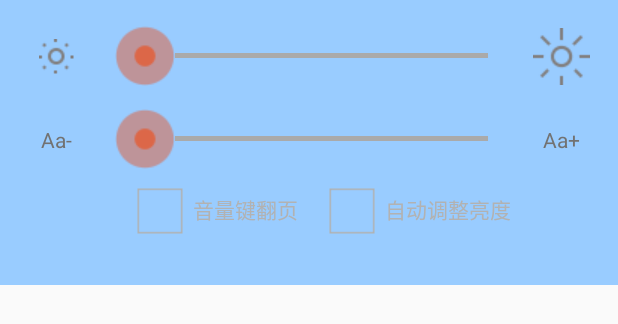
After one commit to laizhiping/teamwork, an Android app: the layout layout_edit_set.xml on its own in the app's theme, with its tools: preview values and no code run, on a phone screen of 412 x 824 dp. The commit adds this screen. Shown: the top 324 px of the screen. Run offline under Robolectric (Android 15) with nearby library versions, the phone set to English and light mode, and no system bars.

Commit message:
字体设置布局

```diff
--- a/MindPicking/app/src/main/java/com/example/acer/mindpicking/AlbumActivity.java
+++ b/MindPicking/app/src/main/java/com/example/acer/mindpicking/AlbumActivity.java
@@ -1,4 +1,4 @@
-package com.example.administrator.albumapplication;
+package com.example.acer.mindpicking;
 
 import java.io.ByteArrayOutputStream;
 import java.io.InputStream;
--- /dev/null
+++ b/MindPicking/app/src/main/res/drawable/seekbar_bg.xml
@@ -0,0 +1,25 @@
+<?xml version="1.0" encoding="utf-8"?>
+<layer-list xmlns:android="http://schemas.android.com/apk/res/android">
+
+    <item android:id="@android:id/background">
+        <shape>
+            <size android:height="1dp" />
+
+            <gradient
+                android:endColor="@android:color/darker_gray"
+                android:startColor="@android:color/darker_gray" />
+        </shape>
+    </item>
+    <item android:id="@android:id/progress">
+        <clip>
+            <shape>
+                <size android:height="3dp" />
+
+                <gradient
+                    android:endColor="@color/orange"
+                    android:startColor="@color/orange" />
+            </shape>
+        </clip>
+    </item>
+
+</layer-list>
--- /dev/null
+++ b/MindPicking/app/src/main/res/drawable/seekbar_thumb.xml
@@ -0,0 +1,8 @@
+<?xml version="1.0" encoding="utf-8"?>
+<selector xmlns:android="http://schemas.android.com/apk/res/android">
+
+    <item android:drawable="@drawable/seekbar_thumb_selected" android:state_pressed="true"/>
+    <item android:drawable="@drawable/seekbar_thumb_selected" android:state_focused="true"/>
+    <item android:drawable="@drawable/seekbar_thumb_normal"></item>
+
+</selector>
--- /dev/null
+++ b/MindPicking/app/src/main/res/drawable/volume_checkbox_selector.xml
@@ -0,0 +1,7 @@
+<?xml version="1.0" encoding="utf-8"?>
+<selector xmlns:android="http://schemas.android.com/apk/res/android">
+    <item android:drawable="@drawable/ic_checkbox_selected" android:state_checked="true"></item>
+    <item android:drawable="@drawable/ic_checkbox_selected" android:state_selected="true"></item>
+    <item android:drawable="@drawable/ic_checkbox_selected" android:state_pressed="true"></item>
+    <item android:drawable="@drawable/ic_checkbox_normal"></item>
+</selector>
--- /dev/null
+++ b/MindPicking/app/src/main/res/layout/layout_edit_set.xml
@@ -0,0 +1,134 @@
+<?xml version="1.0" encoding="utf-8"?>
+<LinearLayout xmlns:android="http://schemas.android.com/apk/res/android"
+    android:id="@+id/rlReadAaSet"
+    android:layout_width="match_parent"
+    android:layout_height="190dp"
+    android:layout_above="@+id/llBookReadBottom"
+    android:background="@color/colorTheme"
+    android:clickable="true"
+    android:orientation="vertical"
+    >
+
+    <LinearLayout
+        android:layout_width="match_parent"
+        android:layout_height="wrap_content"
+        android:layout_marginTop="10dp"
+        android:gravity="center_vertical"
+        android:orientation="horizontal"
+        android:paddingLeft="10dp"
+        android:paddingRight="10dp">
+
+        <ImageView
+            android:id="@+id/ivBrightnessMinus"
+            android:layout_width="55dp"
+            android:layout_height="55dp"
+            android:padding="5dp"
+            android:scaleType="center"
+            android:src="@drawable/ic_brightness_minus" />
+
+        <SeekBar
+            android:id="@+id/seekbarLightness"
+            android:layout_width="0dp"
+            android:layout_height="wrap_content"
+            android:layout_marginLeft="5dp"
+            android:layout_marginRight="5dp"
+            android:layout_weight="1"
+            android:max="100"
+            android:maxHeight="3dp"
+            android:minHeight="3dp"
+            android:progressDrawable="@drawable/seekbar_bg"
+            android:thumb="@drawable/seekbar_thumb"
+            android:thumbOffset="10dp" />
+
+        <ImageView
+            android:id="@+id/ivBrightnessPlus"
+            android:layout_width="55dp"
+            android:layout_height="55dp"
+            android:padding="5dp"
+            android:scaleType="center"
+            android:src="@drawable/ic_brightness_add" />
+    </LinearLayout>
+
+    <LinearLayout
+        android:layout_width="fill_parent"
+        android:layout_height="wrap_content"
+        android:gravity="center_vertical"
+        android:orientation="horizontal"
+        android:paddingLeft="10dp"
+        android:paddingRight="10dp">
+
+        <TextView
+            android:id="@+id/tvFontsizeMinus"
+            android:layout_width="55dp"
+            android:layout_height="55dp"
+            android:gravity="center"
+            android:padding="5dp"
+            android:text="Aa-"
+            android:textColor="@color/common_h2"
+            android:textSize="14dp" />
+
+        <SeekBar
+            android:id="@+id/seekbarFontSize"
+            android:layout_width="0dp"
+            android:layout_height="wrap_content"
+            android:layout_marginLeft="5dp"
+            android:layout_marginRight="5dp"
+            android:layout_weight="1"
+            android:max="100"
+            android:maxHeight="3dp"
+            android:minHeight="3dp"
+            android:progressDrawable="@drawable/seekbar_bg"
+            android:thumb="@drawable/seekbar_thumb"
+            android:thumbOffset="10dp" />
+
+        <TextView
+            android:id="@+id/tvFontsizePlus"
+            android:layout_width="55dp"
+            android:layout_height="55dp"
+            android:gravity="center"
+            android:padding="5dp"
+            android:text="Aa+"
+            android:textColor="@color/common_h2"
+            android:textSize="14dp" />
+    </LinearLayout>
+
+    <LinearLayout
+        android:layout_width="match_parent"
+        android:layout_height="wrap_content"
+        android:gravity="center_horizontal"
+        android:orientation="horizontal">
+
+        <CheckBox
+            android:id="@+id/cbVolume"
+            android:layout_width="wrap_content"
+            android:layout_height="wrap_content"
+            android:layout_marginLeft="20dp"
+            android:button="@drawable/volume_checkbox_selector"
+            android:text="音量键翻页"
+            android:textColor="@color/common_h3"
+            android:textSize="14dp" />
+
+        <CheckBox
+            android:id="@+id/cbAutoBrightness"
+            android:layout_width="wrap_content"
+            android:layout_height="wrap_content"
+            android:layout_marginLeft="20dp"
+            android:button="@drawable/volume_checkbox_selector"
+            android:text="自动调整亮度"
+            android:textColor="@color/common_h3"
+            android:textSize="14dp" />
+
+    </LinearLayout>
+
+    <GridView
+        android:id="@+id/gvTheme"
+        android:layout_width="match_parent"
+        android:layout_height="40dp"
+        android:layout_marginBottom="15dp"
+        android:layout_marginLeft="5dp"
+        android:layout_marginRight="5dp"
+        android:layout_marginTop="10dp"
+        android:listSelector="@android:color/transparent"
+        android:numColumns="6"
+        android:scrollbars="none" />
+</LinearLayout>
--- a/MindPicking/app/src/main/res/values/colors.xml
+++ b/MindPicking/app/src/main/res/values/colors.xml
@@ -3,4 +3,24 @@
     <color name="colorPrimary">#3F51B5</color>
     <color name="colorPrimaryDark">#303F9F</color>
     <color name="colorAccent">#FF4081</color>
+    <color name="colorTheme">#99ccff</color>//我们app的主题颜色
+    <color name="white">#ffffffff</color>
+    <color name="black">#ff000000</color>
+    <color name="red">#FF0000</color>
+    <color name="orange">#DE6014</color>
+    <color name="gray">#b8b8b8</color>
+    <color name="green">#5FB236</color>
+    <color name="transparent">#00000000</color>
+
+    <color name="light_white">#EEEEEE</color>
+    <color name="light_black">#515151</color>
+    <color name="light_pink">#fb9090</color>
+    <color name="light_coffee">#A58D5E</color>
+    <color name="light_gray">#AAAAAA</color>
+    <color name="light_red">#EC4A48</color>
+    <color name="light_blue">#039BE5</color>
+    <color name="dark_red">#B93221</color>
+
+    <color name="common_h2">#727272</color>
+    <color name="common_h3">#B2B2B2</color>
 </resources>
```
Also changed, not shown: MindPicking/app/src/main/res/drawable/ic_brightness_add.png (added), MindPicking/app/src/main/res/drawable/ic_brightness_minus.png (added), MindPicking/app/src/main/res/drawable/ic_checkbox_normal.png (added), MindPicking/app/src/main/res/drawable/ic_checkbox_selected.png (added), MindPicking/app/src/main/res/drawable/seekbar_thumb_normal.png (added), MindPicking/app/src/main/res/drawable/seekbar_thumb_selected.png (added).
